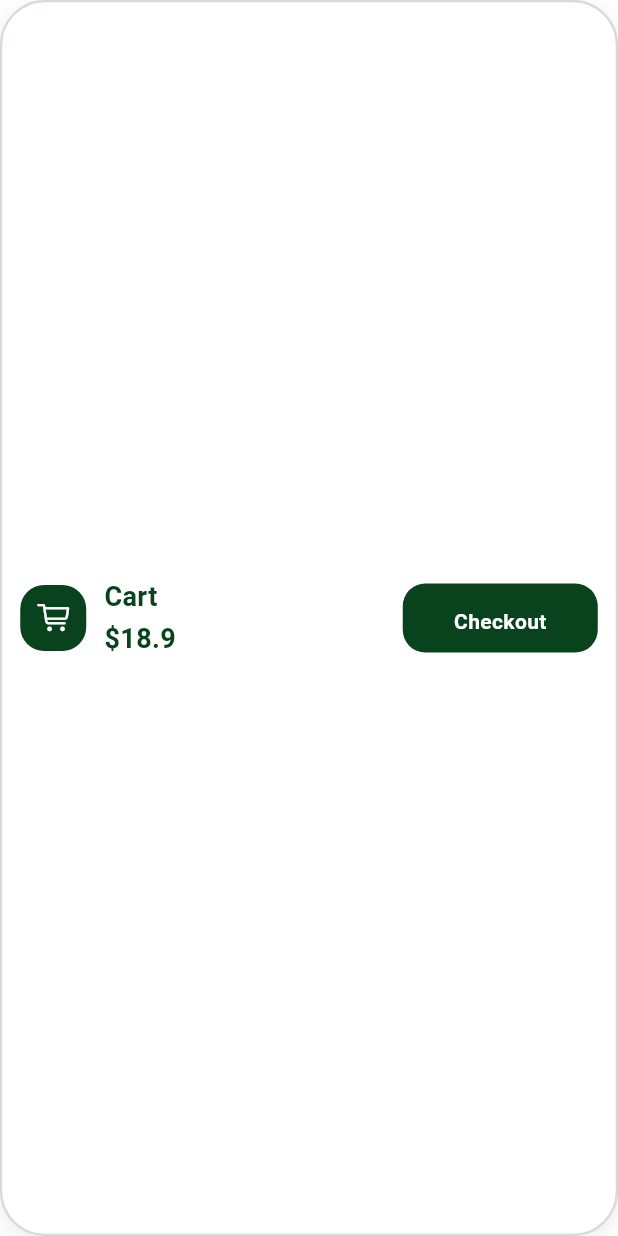
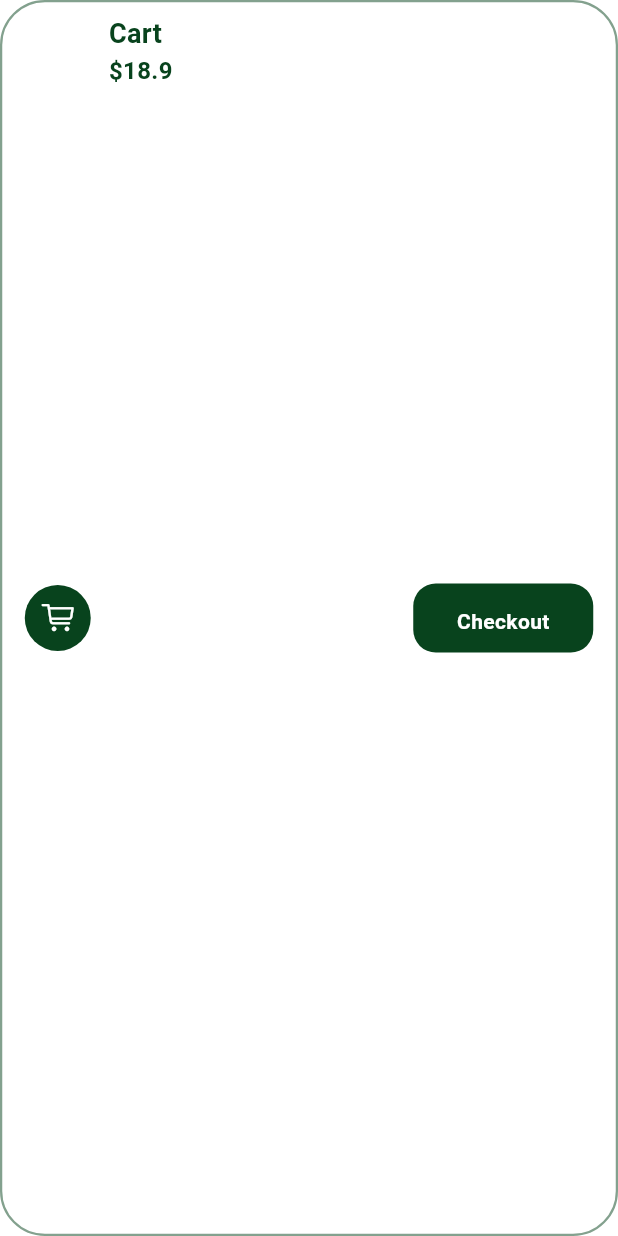
Before and after one commit to Mostafaghozy/AuraEats, a Flutter app: the CartSummary widget shown alone on an empty page, opened directly, on a phone screen of 412 x 824 dp. Run offline on Flutter 3.47's test engine with Material 3 defaults, Android fonts, the phone set to English and light mode, and no system bars; our stand-ins replace device_preview, flutter_svg, gap, lottie; network calls fail.

Commit message:
update cart view ui

```diff
--- a/lib/features/cart/widgets/cart_summary.dart
+++ b/lib/features/cart/widgets/cart_summary.dart
@@ -3,13 +3,10 @@
 import 'package:aura_eats/shared/custom_text.dart';
 import 'package:flutter/cupertino.dart';
 import 'package:flutter/material.dart';
+import 'package:gap/gap.dart';
 
 class CartSummary extends StatelessWidget {
-  const CartSummary({
-    super.key,
-    required this.total,
-    required this.onCheckout,
-  });
+  const CartSummary({super.key, required this.total, required this.onCheckout});
 
   final String total;
   final VoidCallback onCheckout;
@@ -18,21 +15,14 @@
   Widget build(BuildContext context) {
     return Container(
       width: double.infinity,
-      padding: const EdgeInsets.symmetric(horizontal: 12, vertical: 10),
+      padding: const EdgeInsets.symmetric(horizontal: 15, vertical: 8),
       decoration: BoxDecoration(
-        color: Colors.white,
+        color: Colors.transparent,
         borderRadius: BorderRadius.circular(30),
         border: Border.all(
-          color: AppColors.primary.withOpacity(0.18),
+          color: AppColors.primary.withOpacity(0.50),
           width: 1.5,
         ),
-        boxShadow: [
-          BoxShadow(
-            color: Colors.black.withOpacity(0.08),
-            blurRadius: 12,
-            offset: const Offset(0, 4),
-          ),
-        ],
       ),
       child: Row(
         children: [
@@ -41,7 +31,7 @@
             height: 44,
             decoration: BoxDecoration(
               color: AppColors.primary,
-              borderRadius: BorderRadius.circular(16),
+              borderRadius: BorderRadius.circular(30),
             ),
             child: const Icon(
               CupertinoIcons.cart,
@@ -49,14 +39,14 @@
               size: 22,
             ),
           ),
-          const SizedBox(width: 12),
+          const Gap(12),
           Expanded(
             child: Row(
               mainAxisAlignment: MainAxisAlignment.spaceBetween,
               children: [
                 Column(
                   crossAxisAlignment: CrossAxisAlignment.start,
-                  mainAxisAlignment: MainAxisAlignment.center,
+
                   children: [
                     CustomText(
                       text: 'Cart',
@@ -64,10 +54,10 @@
                       weight: FontWeight.w600,
                       color: AppColors.primary,
                     ),
-                    const SizedBox(height: 2),
+
                     CustomText(
                       text: total,
-                      size: 18,
+                      size: 16,
                       weight: FontWeight.bold,
                       color: AppColors.primary,
                     ),
@@ -75,7 +65,7 @@
                 ),
                 CustomButton(
                   text: 'Checkout',
-                  width: 130,
+                  width: 120,
                   height: 46,
                   onTap: onCheckout,
                 ),
```
Also changed, not shown: lib/features/cart/views/cart_view.dart (+4 -4 lines), lib/features/home/views/home_view.dart (+5 -5 lines), lib/features/home/widgets/card_item.dart (+30 -17 lines).
